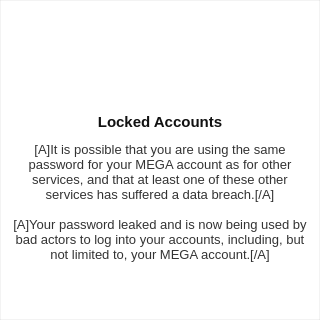
Qt form src/MEGASync/gui/ui/LockedPopOver.ui (meganz/MEGAsync) before a commit.
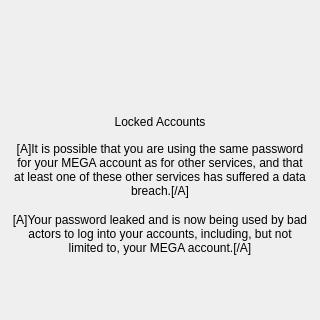
The same form after that commit. Icons and pictures are not drawn.

Commit message: Tokenize LockedPopOver

What changed in the file:
```diff
--- a/src/MEGASync/gui/ui/LockedPopOver.ui
+++ b/src/MEGASync/gui/ui/LockedPopOver.ui
@@ -26,9 +26,9 @@
    <string/>
   </property>
   <property name="styleSheet">
-   <string notr="true">#LockedPopOver {
-background: #FFFFFF;
-border: 1px solid rgba(0,0,0,0.05);
+   <string notr="true">#bLockedIcon
+{
+	border: none;
 }</string>
   </property>
   <layout class="QVBoxLayout" name="verticalLayout">
@@ -172,13 +172,7 @@
          </size>
         </property>
         <property name="styleSheet">
-         <string notr="true">#lTitleLocked
-{
-	color: #111111;
-	font-family: &quot;Lato&quot;;
-	font-size: 15px;
-	font-weight: 600;
-}</string>
+         <string notr="true"/>
         </property>
         <property name="text">
          <string>Locked Accounts</string>
@@ -212,12 +206,7 @@
       <item>
        <widget class="QLabel" name="lDescLock">
         <property name="styleSheet">
-         <string notr="true">#lDescLock
-{
-	color: #333333;
-	font-family: &quot;Lato&quot;;
-	font-size: 13px;
-}</string>
+         <string notr="true"/>
         </property>
         <property name="text">
          <string>[A]It is possible that you are using the same password for your MEGA account as for other services, and that at least one of these other services has suffered a data breach.[/A]</string>
@@ -233,12 +222,7 @@
       <item>
        <widget class="QLabel" name="lPassLeaked">
         <property name="styleSheet">
-         <string notr="true">#lPassLeaked
-{
-	color: #333333;
-	font-family: &quot;Lato&quot;;
-	font-size: 13px;
-}</string>
+         <string notr="true"/>
         </property>
         <property name="text">
          <string>[A]Your password leaked and is now being used by bad actors to log into your accounts, including, but not limited to, your MEGA account.[/A]</string>
```
Left out of the diff: 14 changed lines with no effect on the pictures. The commit also changes 3 other files.
